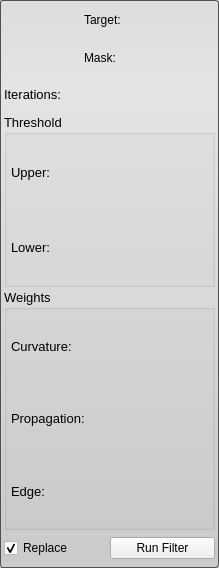
Qt form Interface/ToolInterface/ThresholdSegmentationLSFilterInterface.ui (jessdtate/Seg3D) before a commit.
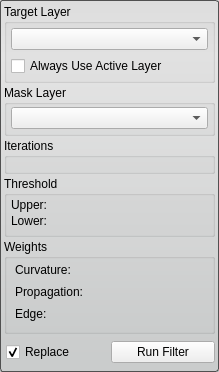
The same form after that commit. Custom widgets are drawn as their Qt base class.

```diff
--- a/Interface/ToolInterface/ThresholdSegmentationLSFilterInterface.ui
+++ b/Interface/ToolInterface/ThresholdSegmentationLSFilterInterface.ui
@@ -7,27 +7,9 @@
     <x>0</x>
     <y>0</y>
     <width>219</width>
-    <height>568</height>
+    <height>372</height>
    </rect>
   </property>
-  <property name="sizePolicy">
-   <sizepolicy hsizetype="Preferred" vsizetype="Fixed">
-    <horstretch>0</horstretch>
-    <verstretch>0</verstretch>
-   </sizepolicy>
-  </property>
-  <property name="minimumSize">
-   <size>
-    <width>0</width>
-    <height>568</height>
-   </size>
-  </property>
-  <property name="maximumSize">
-   <size>
-    <width>16777215</width>
-    <height>16777215</height>
-   </size>
-  </property>
   <property name="windowTitle">
    <string>Threshold Segmentation Level Set Filter</string>
   </property>
@@ -38,7 +20,7 @@
 	background-color: qlineargradient(spread:pad, x1:0.5, y1:0, x2:0.5, y2:0.960227, stop:0 rgba(221, 221, 221, 255), stop:0.155779 rgba(228, 228, 228, 255), stop:1 rgba(202, 204, 204, 255));      
 }</string>
   </property>
-  <layout class="QVBoxLayout" name="verticalLayout_3">
+  <layout class="QVBoxLayout" name="verticalLayout_9">
    <property name="spacing">
     <number>2</number>
    </property>
@@ -46,163 +28,167 @@
     <number>4</number>
    </property>
    <item>
-    <layout class="QHBoxLayout" name="activeHLayout" stretch="1">
-     <property name="spacing">
-      <number>4</number>
+    <widget class="QGroupBox" name="target_groupbox_">
+     <property name="title">
+      <string>Target Layer</string>
      </property>
-     <property name="bottomMargin">
+     <layout class="QVBoxLayout" name="verticalLayout_8">
+      <property name="margin">
       <number>4</number>
      </property>
      <item>
-      <widget class="QLabel" name="activeLabel">
+       <widget class="QComboBox" name="target_layer_">
        <property name="sizePolicy">
-        <sizepolicy hsizetype="Fixed" vsizetype="Preferred">
+         <sizepolicy hsizetype="Ignored" vsizetype="Fixed">
          <horstretch>0</horstretch>
          <verstretch>0</verstretch>
         </sizepolicy>
        </property>
+       </widget>
+      </item>
+      <item>
+       <widget class="QWidget" name="widget_5" native="true">
        <property name="minimumSize">
         <size>
-         <width>50</width>
-         <height>0</height>
-        </size>
-       </property>
+          <width>0</width>
+          <height>20</height>
+         </size>
+        </property>
+        <layout class="QHBoxLayout" name="horizontalLayout_5">
+         <property name="spacing">
+          <number>0</number>
+         </property>
+         <property name="margin">
+          <number>0</number>
+         </property>
+         <item>
+          <widget class="QCheckBox" name="use_active_layer_">
        <property name="text">
-        <string>Target:</string>
+            <string>Always Use Active Layer</string>
        </property>
       </widget>
      </item>
     </layout>
-   </item>
+       </widget>
+      </item>
+     </layout>
+    </widget>
+   </item>
    <item>
-    <layout class="QHBoxLayout" name="maskHLayout" stretch="1">
-     <property name="spacing">
+    <widget class="QGroupBox" name="groupBox_2">
+     <property name="title">
+      <string>Mask Layer</string>
+     </property>
+     <layout class="QHBoxLayout" name="horizontalLayout_3">
+      <property name="leftMargin">
       <number>4</number>
      </property>
-     <item>
-      <widget class="QLabel" name="maskLabel">
-       <property name="sizePolicy">
-        <sizepolicy hsizetype="Fixed" vsizetype="Preferred">
-         <horstretch>0</horstretch>
-         <verstretch>0</verstretch>
-        </sizepolicy>
-       </property>
-       <property name="minimumSize">
-        <size>
-         <width>50</width>
-         <height>0</height>
-        </size>
-       </property>
-       <property name="text">
-        <string>Mask:</string>
-       </property>
-      </widget>
-     </item>
-    </layout>
+      <property name="topMargin">
+       <number>2</number>
+      </property>
+      <property name="rightMargin">
+       <number>4</number>
+      </property>
+      <property name="bottomMargin">
+       <number>4</number>
+      </property>
+      <item>
+       <widget class="QComboBox" name="mask_layer_"/>
+      </item>
+     </layout>
+    </widget>
    </item>
    <item>
-    <layout class="QHBoxLayout" name="iterationsHLayout_top">
-     <item>
-      <widget class="QLabel" name="iterationsLabel">
-       <property name="font">
-        <font>
-         <pointsize>10</pointsize>
-        </font>
-       </property>
-       <property name="text">
-        <string>Iterations:</string>
-       </property>
-      </widget>
-     </item>
-    </layout>
-   </item>
-   <item>
-    <layout class="QHBoxLayout" name="iterationsHLayout_bottom"/>
+    <widget class="QGroupBox" name="groupBox_3">
+     <property name="title">
+      <string>Iterations</string>
+     </property>
+     <layout class="QHBoxLayout" name="horizontalLayout_4">
+      <property name="leftMargin">
+       <number>4</number>
+      </property>
+      <property name="topMargin">
+       <number>2</number>
+      </property>
+      <property name="rightMargin">
+       <number>4</number>
+      </property>
+      <property name="bottomMargin">
+       <number>4</number>
+      </property>
+      <item>
+       <widget class="QtUtils::QtSliderIntCombo" name="iterations_" native="true"/>
+      </item>
+     </layout>
+    </widget>
    </item>
    <item>
     <widget class="QGroupBox" name="thresholdGroupBox">
-     <property name="sizePolicy">
-      <sizepolicy hsizetype="Preferred" vsizetype="Fixed">
-       <horstretch>0</horstretch>
-       <verstretch>0</verstretch>
-      </sizepolicy>
-     </property>
-     <property name="minimumSize">
-      <size>
-       <width>0</width>
-       <height>173</height>
-      </size>
-     </property>
-     <property name="maximumSize">
-      <size>
-       <width>16777215</width>
-       <height>173</height>
-      </size>
-     </property>
-     <property name="font">
-      <font>
-       <pointsize>10</pointsize>
-      </font>
-     </property>
      <property name="title">
       <string>Threshold</string>
      </property>
      <property name="flat">
       <bool>false</bool>
      </property>
+     <layout class="QVBoxLayout" name="verticalLayout_4">
+      <property name="spacing">
+       <number>0</number>
+      </property>
+      <property name="leftMargin">
+       <number>4</number>
+      </property>
+      <property name="topMargin">
+       <number>2</number>
+      </property>
+      <property name="rightMargin">
+       <number>4</number>
+      </property>
+      <property name="bottomMargin">
+       <number>4</number>
+      </property>
+      <item>
+       <widget class="QWidget" name="widget_2" native="true">
      <layout class="QVBoxLayout" name="verticalLayout">
       <property name="spacing">
-       <number>0</number>
-      </property>
-      <property name="leftMargin">
-       <number>4</number>
-      </property>
-      <property name="topMargin">
+          <number>2</number>
+         </property>
+         <property name="margin">
        <number>0</number>
       </property>
-      <property name="rightMargin">
-       <number>4</number>
-      </property>
-      <property name="bottomMargin">
-       <number>0</number>
-      </property>
-      <item>
-       <layout class="QHBoxLayout" name="upperHLayout_top">
         <item>
          <widget class="QLabel" name="upperLabel">
-          <property name="font">
-           <font>
-            <pointsize>10</pointsize>
-           </font>
-          </property>
           <property name="text">
            <string>Upper:</string>
           </property>
          </widget>
         </item>
-       </layout>
+         <item>
+          <widget class="QtUtils::QtSliderDoubleCombo" name="upper_threshold_" native="true"/>
+         </item>
+        </layout>
+       </widget>
       </item>
       <item>
-       <layout class="QHBoxLayout" name="upperHLayout_bottom"/>
-      </item>
-      <item>
-       <layout class="QHBoxLayout" name="lowerHLayout_top">
-        <item>
-         <widget class="QLabel" name="lowerLabel">
-          <property name="font">
-           <font>
-            <pointsize>10</pointsize>
-           </font>
-          </property>
+       <widget class="QWidget" name="widget_4" native="true">
+        <layout class="QVBoxLayout" name="verticalLayout_3">
+         <property name="spacing">
+          <number>2</number>
+         </property>
+         <property name="margin">
+          <number>0</number>
+         </property>
+         <item>
+          <widget class="QLabel" name="upperLabel_2">
           <property name="text">
            <string>Lower:</string>
           </property>
          </widget>
         </item>
-       </layout>
-      </item>
       <item>
-       <layout class="QHBoxLayout" name="lowerHLayout_bottom"/>
+          <widget class="QtUtils::QtSliderDoubleCombo" name="lower_threshold_" native="true"/>
+         </item>
+        </layout>
+       </widget>
       </item>
      </layout>
     </widget>
@@ -215,101 +201,120 @@
        <verstretch>0</verstretch>
       </sizepolicy>
      </property>
-     <property name="minimumSize">
-      <size>
-       <width>0</width>
-       <height>241</height>
-      </size>
-     </property>
-     <property name="maximumSize">
-      <size>
-       <width>16777215</width>
-       <height>241</height>
-      </size>
-     </property>
-     <property name="font">
-      <font>
-       <pointsize>10</pointsize>
-      </font>
-     </property>
      <property name="title">
       <string>Weights</string>
      </property>
      <property name="flat">
       <bool>false</bool>
      </property>
+     <layout class="QVBoxLayout" name="verticalLayout_7">
+      <property name="spacing">
+       <number>0</number>
+      </property>
+      <property name="leftMargin">
+       <number>4</number>
+      </property>
+      <property name="topMargin">
+       <number>2</number>
+      </property>
+      <property name="rightMargin">
+       <number>4</number>
+      </property>
+      <property name="bottomMargin">
+       <number>4</number>
+      </property>
+      <item>
+       <widget class="QWidget" name="widget_6" native="true">
      <layout class="QVBoxLayout" name="verticalLayout_2">
       <property name="spacing">
-       <number>0</number>
+          <number>2</number>
       </property>
       <property name="leftMargin">
        <number>4</number>
       </property>
       <property name="topMargin">
-       <number>0</number>
+          <number>2</number>
       </property>
       <property name="rightMargin">
        <number>4</number>
       </property>
       <property name="bottomMargin">
-       <number>0</number>
-      </property>
-      <item>
-       <layout class="QHBoxLayout" name="curvatureHLayout_top">
+          <number>4</number>
+         </property>
         <item>
          <widget class="QLabel" name="curvatureLabel">
-          <property name="font">
-           <font>
-            <pointsize>10</pointsize>
-           </font>
-          </property>
           <property name="text">
            <string>Curvature:</string>
           </property>
          </widget>
         </item>
-       </layout>
+         <item>
+          <widget class="QtUtils::QtSliderDoubleCombo" name="curvature_" native="true"/>
+         </item>
+        </layout>
+       </widget>
       </item>
       <item>
-       <layout class="QHBoxLayout" name="curvatureHLayout_bottom"/>
-      </item>
-      <item>
-       <layout class="QHBoxLayout" name="propagationHLayout_top">
+       <widget class="QWidget" name="widget_8" native="true">
+        <layout class="QVBoxLayout" name="verticalLayout_5">
+         <property name="spacing">
+          <number>2</number>
+         </property>
+         <property name="leftMargin">
+          <number>4</number>
+         </property>
+         <property name="topMargin">
+          <number>2</number>
+         </property>
+         <property name="rightMargin">
+          <number>4</number>
+         </property>
+         <property name="bottomMargin">
+          <number>4</number>
+         </property>
         <item>
          <widget class="QLabel" name="propagationLabel">
-          <property name="font">
-           <font>
-            <pointsize>10</pointsize>
-           </font>
-          </property>
           <property name="text">
            <string>Propagation:</string>
           </property>
          </widget>
         </item>
-       </layout>
+         <item>
+          <widget class="QtUtils::QtSliderDoubleCombo" name="propagation_" native="true"/>
+         </item>
+        </layout>
+       </widget>
       </item>
       <item>
-       <layout class="QHBoxLayout" name="propagationHLayout_bottom"/>
-      </item>
-      <item>
-       <layout class="QHBoxLayout" name="edgeHLayout_top">
+       <widget class="QWidget" name="widget_10" native="true">
+        <layout class="QVBoxLayout" name="verticalLayout_6">
+         <property name="spacing">
+          <number>2</number>
+         </property>
+         <property name="leftMargin">
+          <number>4</number>
+         </property>
+         <property name="topMargin">
+          <number>2</number>
+         </property>
+         <property name="rightMargin">
+          <number>4</number>
+         </property>
+         <property name="bottomMargin">
+          <number>4</number>
+         </property>
         <item>
          <widget class="QLabel" name="edgeLabel">
-          <property name="font">
-           <font>
-            <pointsize>10</pointsize>
-           </font>
-          </property>
           <property name="text">
            <string>Edge:</string>
           </property>
          </widget>
         </item>
-       </layout>
-      </item>
       <item>
-       <layout class="QHBoxLayout" name="edgeHLayout_bottom"/>
+          <widget class="QtUtils::QtSliderDoubleCombo" name="edge_" native="true"/>
+         </item>
+        </layout>
+       </widget>
       </item>
      </layout>
     </widget>
@@ -332,7 +337,16 @@
       <property name="spacing">
        <number>0</number>
       </property>
-      <property name="margin">
+      <property name="leftMargin">
+       <number>2</number>
+      </property>
+      <property name="topMargin">
+       <number>0</number>
+      </property>
+      <property name="rightMargin">
+       <number>0</number>
+      </property>
+      <property name="bottomMargin">
        <number>0</number>
       </property>
       <item>
@@ -357,6 +371,20 @@
    </item>
   </layout>
  </widget>
+ <customwidgets>
+  <customwidget>
+   <class>QtUtils::QtSliderDoubleCombo</class>
+   <extends>QWidget</extends>
+   <header location="global">QtUtils/Widgets/QtSliderDoubleCombo.h</header>
+   <container>1</container>
+  </customwidget>
+  <customwidget>
+   <class>QtUtils::QtSliderIntCombo</class>
+   <extends>QWidget</extends>
+   <header location="global">QtUtils/Widgets/QtSliderIntCombo.h</header>
+   <container>1</container>
+  </customwidget>
+ </customwidgets>
  <resources/>
  <connections/>
 </ui>
```
Lines whose indentation alone changed are shown as unchanged.
